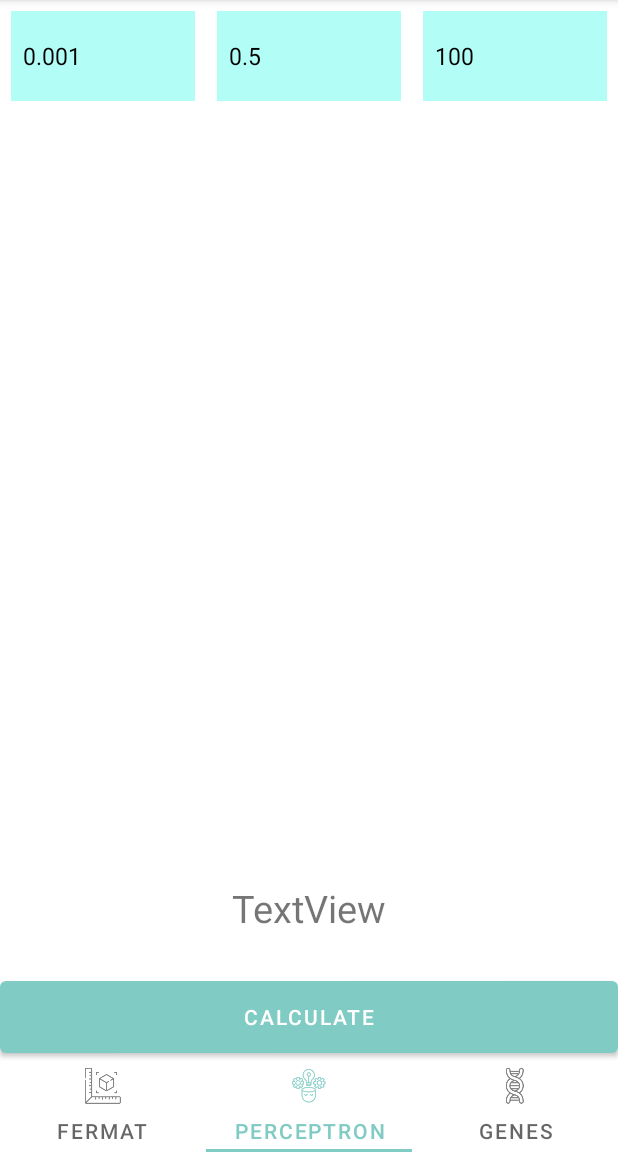
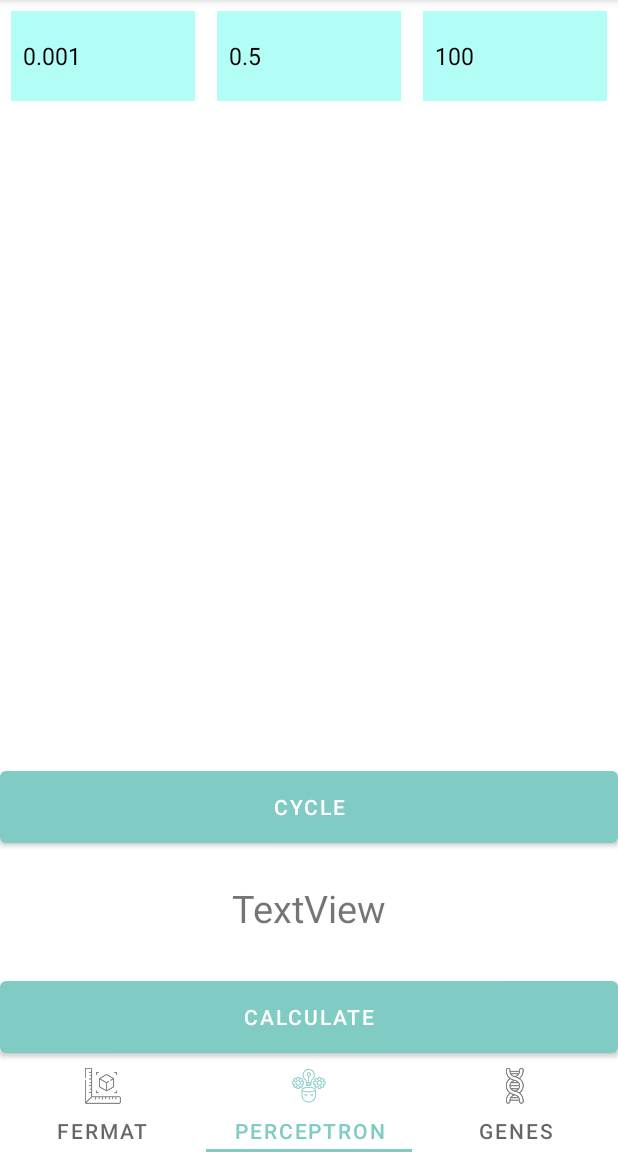
Before and after one commit to Trafle/IES_lab3, an Android app: the screen it shows after launch (MainActivity), item 2 of the bottom bar chosen, on a phone screen of 412 x 824 dp, the part 84-1236 px from its top. Run offline under Robolectric (Android 15) with nearby library versions, the phone set to English and light mode, and no system bars.

Commit message:
add 3 second cycling to Perceptron and break after a 100 cycles in genetic algorithm

```diff
--- a/app/src/main/res/layout/perceptron_layout.xml
+++ b/app/src/main/res/layout/perceptron_layout.xml
@@ -59,6 +59,15 @@
         app:layout_constraintBottom_toBottomOf="parent"
         app:layout_constraintStart_toStartOf="parent" />
 
+    <Button
+        android:id="@+id/cycle"
+        android:layout_width="match_parent"
+        android:layout_height="60dp"
+        android:layout_marginBottom="200dp"
+        android:text="Cycle"
+        app:layout_constraintBottom_toBottomOf="parent"
+        app:layout_constraintStart_toStartOf="parent" />
+
     <TextView
         android:id="@+id/output"
         android:layout_width="wrap_content"
```
Also changed, not shown: app/src/main/java/ua/kpi/comsys/factorio/Genetic.kt (+13 -5 lines), app/src/main/java/ua/kpi/comsys/factorio/Perceptron.kt (+24 -0 lines), 2 other files.
